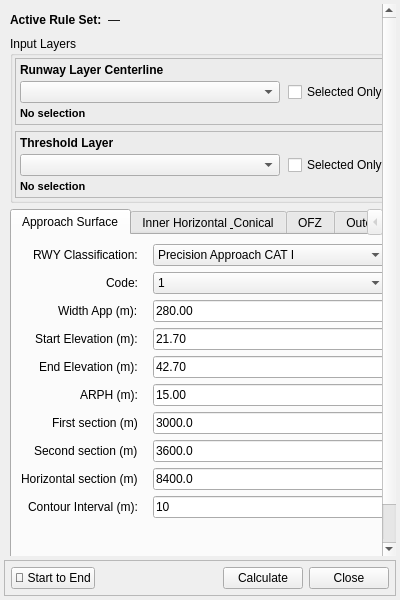
First picture: the form in qols/ui/qols_panel_base.ui, repository FLYGHT7/qOLS, before the edit.
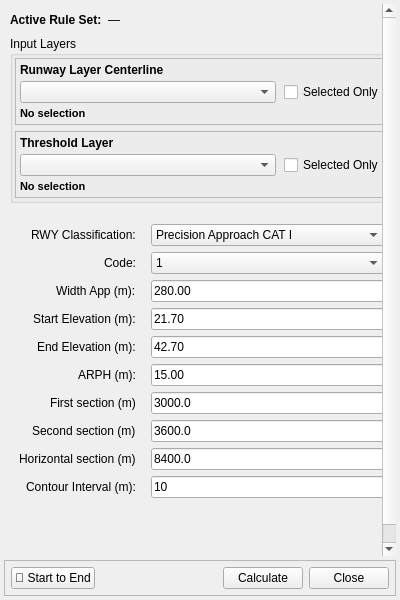
Second picture: the form after the edit. Custom widgets are drawn as their Qt base class.

Commit message: Implement two-row tab layout for script tabs in QolsDockWidget

The edit to the form file:
```diff
--- a/qols/ui/qols_panel_base.ui
+++ b/qols/ui/qols_panel_base.ui
@@ -306,16 +306,29 @@
     </item>
     
     <item>
-     <widget class="QTabWidget" name="scriptTabWidget">
-          <property name="tabPosition">
-           <enum>QTabWidget::North</enum>
-          </property>
-      
-      <!-- APPROACH SURFACE TAB -->
+     <widget class="QWidget" name="tabSelectorContainer">
+      <layout class="QVBoxLayout" name="tabSelectorLayout">
+       <property name="spacing">
+        <number>0</number>
+       </property>
+       <property name="margin">
+        <number>0</number>
+       </property>
+       <item>
+        <layout class="QHBoxLayout" name="tabRow1Layout"/>
+       </item>
+       <item>
+        <layout class="QHBoxLayout" name="tabRow2Layout"/>
+       </item>
+      </layout>
+     </widget>
+    </item>
+    <item>
+     <widget class="QStackedWidget" name="scriptTabStack">
+      <property name="currentIndex">
+       <number>0</number>
+      </property>
       <widget class="QWidget" name="tab_approach">
-       <attribute name="title">
-        <string>Approach Surface</string>
-       </attribute>
        <layout class="QFormLayout" name="formLayout_approach">
         <property name="fieldGrowthPolicy">
          <enum>QFormLayout::AllNonFixedFieldsGrow</enum>
@@ -526,12 +539,7 @@
         </item>
        </layout>
       </widget>
-      
-      <!-- COMBINED INNER HORIZONTAL & CONICAL TAB -->
             <widget class="QWidget" name="tab_inner_conical">
-       <attribute name="title">
-        <string>Inner Horizontal &amp; Conical</string>
-       </attribute>
        <layout class="QFormLayout" name="formLayout_inner_conical">
         <property name="fieldGrowthPolicy">
          <enum>QFormLayout::AllNonFixedFieldsGrow</enum>
@@ -745,13 +753,7 @@
         </item>
        </layout>
       </widget>
-
-      
-      <!-- OFZ TAB -->
       <widget class="QWidget" name="tab_ofz">
-       <attribute name="title">
-        <string>OFZ</string>
-       </attribute>
     <layout class="QFormLayout" name="formLayout_ofz">
      <property name="fieldGrowthPolicy">
       <enum>QFormLayout::AllNonFixedFieldsGrow</enum>
@@ -919,12 +921,7 @@
    </item>
        </layout>
       </widget>
-      
-      <!-- OUTER HORIZONTAL TAB -->
       <widget class="QWidget" name="tab_outer_horizontal">
-       <attribute name="title">
-        <string>Outer Horizontal</string>
-       </attribute>
        <layout class="QFormLayout" name="formLayout_outer_horizontal">
         <property name="fieldGrowthPolicy">
          <enum>QFormLayout::AllNonFixedFieldsGrow</enum>
@@ -1031,12 +1028,7 @@
         </item>
        </layout>
       </widget>
-      
-     <!-- TRANSITIONAL TAB (moved before Take-Off) -->
      <widget class="QWidget" name="tab_transitional">
-       <attribute name="title">
-        <string>Transitional</string>
-       </attribute>
     <layout class="QFormLayout" name="formLayout_transitional">
      <property name="fieldGrowthPolicy">
       <enum>QFormLayout::AllNonFixedFieldsGrow</enum>
@@ -1225,12 +1217,7 @@
         </item>
        </layout>
       </widget>
-
-        <!-- TAKEOFF TAB (moved to end) -->
         <widget class="QWidget" name="tab_takeoff">
-         <attribute name="title">
-         <string>Take-Off Surface</string>
-         </attribute>
             <layout class="QFormLayout" name="formLayout_takeoff">
         <property name="fieldGrowthPolicy">
          <enum>QFormLayout::AllNonFixedFieldsGrow</enum>
@@ -1422,8 +1409,7 @@
       </item>
          </layout>
         </widget>
-      
-         </widget>
+     </widget>
     </item>
         </layout>
        </widget>
```
The commit also changes 2 other files.
